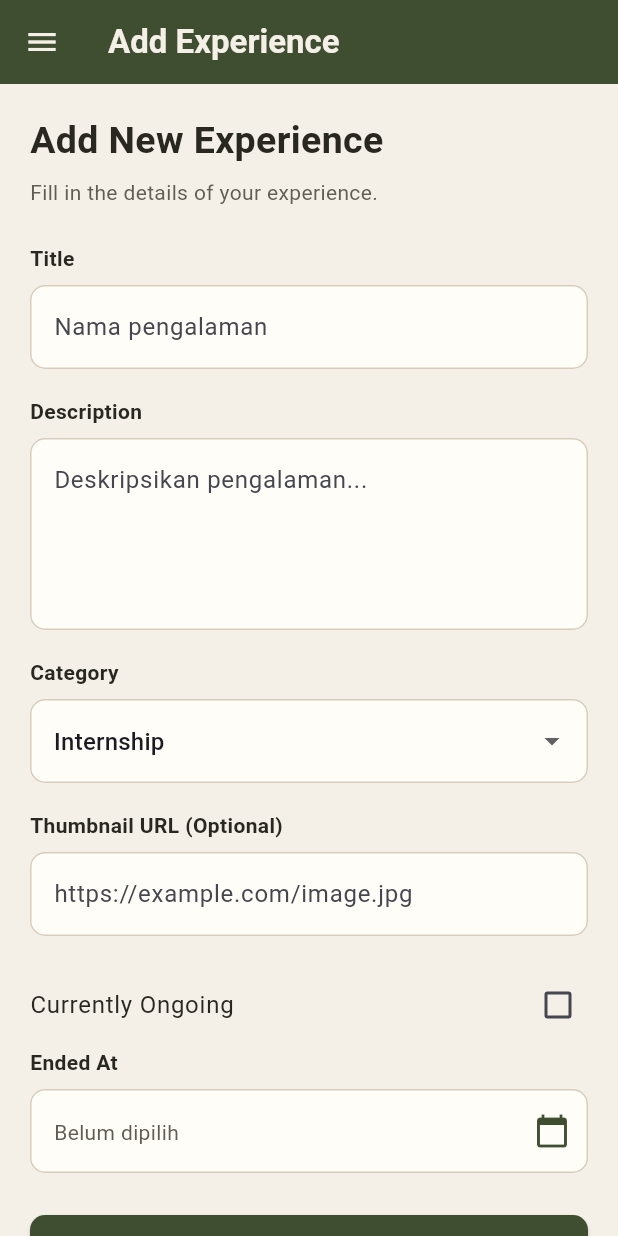
After one commit to mutiamth/myportofolio_mobile, a Flutter app: the ExperienceFormPage screen opened directly, after a tap on "Currently Ongoing", on a phone screen of 412 x 824 dp. The commit adds this screen. Run offline on Flutter 3.47's test engine with Material 3 defaults, Android fonts, the phone set to English and light mode, and no system bars; our stand-ins replace material_ui.

Commit message:
Complete Assignment 8 Experience form and navigation

```diff
--- /dev/null
+++ b/lib/screens/experience_form.dart
@@ -0,0 +1,409 @@
+import 'package:material_ui/material_ui.dart';
+import 'package:myportofolio_mobile/widgets/left_drawer.dart';
+
+class ExperienceFormPage extends StatefulWidget {
+  const ExperienceFormPage({super.key});
+
+  @override
+  State<ExperienceFormPage> createState() =>
+      _ExperienceFormPageState();
+}
+
+class _ExperienceFormPageState extends State<ExperienceFormPage> {
+  final _formKey = GlobalKey<FormState>();
+
+  final TextEditingController _titleController =
+      TextEditingController();
+  final TextEditingController _descriptionController =
+      TextEditingController();
+  final TextEditingController _thumbnailController =
+      TextEditingController();
+
+  String _category = 'Internship';
+  DateTime? _endedAt;
+  bool _isOngoing = true;
+
+  final List<String> _categories = [
+    'Internship',
+    'Research',
+    'Volunteer',
+    'Part-Time',
+    'Full-Time',
+    'Freelance',
+  ];
+
+  @override
+  void dispose() {
+    _titleController.dispose();
+    _descriptionController.dispose();
+    _thumbnailController.dispose();
+    super.dispose();
+  }
+
+  Future<void> _selectEndDate() async {
+    final DateTime? picked = await showDatePicker(
+      context: context,
+      initialDate: DateTime.now(),
+      firstDate: DateTime(1950),
+      lastDate: DateTime.now(),
+    );
+
+    if (picked != null) {
+      setState(() {
+        _endedAt = picked;
+      });
+    }
+  }
+
+  void _showResult() {
+    if (!_formKey.currentState!.validate()) {
+      return;
+    }
+
+    final String title = _titleController.text.trim();
+    final String description =
+        _descriptionController.text.trim();
+    final String thumbnail = _thumbnailController.text.trim();
+
+    showDialog(
+      context: context,
+      builder: (dialogContext) {
+        return AlertDialog(
+          backgroundColor: const Color(0xFFF5F0E7),
+          title: const Text(
+            'Experience berhasil ditambahkan!',
+            style: TextStyle(
+              color: Color(0xFF292820),
+              fontWeight: FontWeight.bold,
+            ),
+          ),
+          content: SingleChildScrollView(
+            child: Column(
+              crossAxisAlignment: CrossAxisAlignment.start,
+              mainAxisSize: MainAxisSize.min,
+              children: [
+                Text('Title: $title'),
+                const SizedBox(height: 8),
+                Text('Description: $description'),
+                const SizedBox(height: 8),
+                Text('Category: $_category'),
+                const SizedBox(height: 8),
+                Text(
+                  'Thumbnail: ${thumbnail.isEmpty ? '-' : thumbnail}',
+                ),
+                const SizedBox(height: 8),
+                Text(
+                  'Status: ${_isOngoing ? 'Sedang berlangsung' : 'Selesai'}',
+                ),
+                if (!_isOngoing && _endedAt != null)
+                  Text(
+                    'Ended At: ${MaterialLocalizations.of(context).formatMediumDate(_endedAt!)}',
+                  ),
+              ],
+            ),
+          ),
+          actions: [
+            TextButton(
+              onPressed: () {
+                Navigator.pop(dialogContext);
+
+                setState(() {
+                  _formKey.currentState!.reset();
+                  _titleController.clear();
+                  _descriptionController.clear();
+                  _thumbnailController.clear();
+                  _category = 'Internship';
+                  _endedAt = null;
+                  _isOngoing = true;
+                });
+              },
+              child: const Text(
+                'OK',
+                style: TextStyle(
+                  color: Color(0xFF3F4D30),
+                ),
+              ),
+            ),
+          ],
+        );
+      },
+    );
+  }
+
+  @override
+  Widget build(BuildContext context) {
+    const ink = Color(0xFF292820);
+    const paper = Color(0xFFF5F0E7);
+    const accentDark = Color(0xFF3F4D30);
+
+    return Scaffold(
+      backgroundColor: paper,
+      appBar: AppBar(
+        title: const Text(
+          'Add Experience',
+          style: TextStyle(
+            color: paper,
+            fontWeight: FontWeight.bold,
+          ),
+        ),
+        backgroundColor: accentDark,
+        foregroundColor: paper,
+      ),
+
+      drawer: const LeftDrawer(),
+
+      body: SingleChildScrollView(
+        padding: const EdgeInsets.all(20),
+        child: Form(
+          key: _formKey,
+          child: Column(
+            crossAxisAlignment: CrossAxisAlignment.start,
+            children: [
+              const Text(
+                'Add New Experience',
+                style: TextStyle(
+                  color: ink,
+                  fontSize: 25,
+                  fontWeight: FontWeight.bold,
+                ),
+              ),
+              const SizedBox(height: 6),
+              const Text(
+                'Fill in the details of your experience.',
+                style: TextStyle(
+                  color: Color(0xFF625D54),
+                ),
+              ),
+              const SizedBox(height: 24),
+
+              // Title
+              _buildLabel('Title'),
+              TextFormField(
+                controller: _titleController,
+                decoration: _inputDecoration(
+                  'Nama pengalaman',
+                ),
+                validator: (value) {
+                  if (value == null || value.trim().isEmpty) {
+                    return 'Title tidak boleh kosong!';
+                  }
+                  return null;
+                },
+              ),
+              const SizedBox(height: 18),
+
+              // Description
+              _buildLabel('Description'),
+              TextFormField(
+                controller: _descriptionController,
+                maxLines: 4,
+                decoration: _inputDecoration(
+                  'Deskripsikan pengalaman...',
+                ),
+                validator: (value) {
+                  if (value == null || value.trim().isEmpty) {
+                    return 'Description tidak boleh kosong!';
+                  }
+                  return null;
+                },
+              ),
+              const SizedBox(height: 18),
+
+              // Category
+              _buildLabel('Category'),
+              DropdownButtonFormField<String>(
+                initialValue: _category,
+                decoration: _inputDecoration(
+                  'Pilih kategori',
+                ),
+                items: _categories.map((category) {
+                  return DropdownMenuItem<String>(
+                    value: category,
+                    child: Text(category),
+                  );
+                }).toList(),
+                validator: (value) {
+                  if (value == null || value.isEmpty) {
+                    return 'Pilih kategori pengalaman!';
+                  }
+                  return null;
+                },
+                onChanged: (value) {
+                  if (value != null) {
+                    setState(() {
+                      _category = value;
+                    });
+                  }
+                },
+              ),
+              const SizedBox(height: 18),
+
+              // Thumbnail URL
+              _buildLabel('Thumbnail URL (Optional)'),
+              TextFormField(
+                controller: _thumbnailController,
+                keyboardType: TextInputType.url,
+                decoration: _inputDecoration(
+                  'https://example.com/image.jpg',
+                ),
+                validator: (value) {
+                  if (value == null || value.trim().isEmpty) {
+                    return null;
+                  }
+
+                  final uri = Uri.tryParse(value.trim());
+
+                  if (uri == null ||
+                      !uri.hasScheme ||
+                      (uri.scheme != 'http' &&
+                          uri.scheme != 'https') ||
+                      uri.host.isEmpty) {
+                    return 'Masukkan URL yang valid!';
+                  }
+
+                  return null;
+                },
+              ),
+              const SizedBox(height: 18),
+
+              // Ongoing status
+              CheckboxListTile(
+                contentPadding: EdgeInsets.zero,
+                activeColor: accentDark,
+                title: const Text(
+                  'Currently Ongoing',
+                  style: TextStyle(color: ink),
+                ),
+                value: _isOngoing,
+                onChanged: (value) {
+                  setState(() {
+                    _isOngoing = value ?? false;
+
+                    if (_isOngoing) {
+                      _endedAt = null;
+                    }
+                  });
+                },
+              ),
+
+              // Ended At
+              if (!_isOngoing) ...[
+                _buildLabel('Ended At'),
+                FormField<DateTime>(
+                  validator: (_) {
+                    if (!_isOngoing && _endedAt == null) {
+                      return 'Tanggal selesai harus dipilih!';
+                    }
+                    return null;
+                  },
+                  builder: (field) {
+                    return Column(
+                      crossAxisAlignment:
+                          CrossAxisAlignment.start,
+                      children: [
+                        InkWell(
+                          onTap: () async {
+                            await _selectEndDate();
+                            field.didChange(_endedAt);
+                          },
+                          child: InputDecorator(
+                            decoration: _inputDecoration(
+                              'Pilih tanggal selesai',
+                            ).copyWith(
+                              errorText: field.errorText,
+                              suffixIcon: const Icon(
+                                Icons.calendar_today,
+                                color: accentDark,
+                              ),
+                            ),
+                            child: Text(
+                              _endedAt == null
+                                  ? 'Belum dipilih'
+                                  : MaterialLocalizations.of(context)
+                                      .formatMediumDate(_endedAt!),
+                              style: TextStyle(
+                                color: _endedAt == null
+                                    ? const Color(0xFF625D54)
+                                    : ink,
+                              ),
+                            ),
+                          ),
+                        ),
+                      ],
+                    );
+                  },
+                ),
+              ],
+
+              const SizedBox(height: 28),
+
+              // Save button
+              SizedBox(
+                width: double.infinity,
+                child: ElevatedButton(
+                  onPressed: _showResult,
+                  style: ElevatedButton.styleFrom(
+                    backgroundColor: accentDark,
+                    foregroundColor: paper,
+                    padding: const EdgeInsets.symmetric(
+                      vertical: 15,
+                    ),
+                    shape: RoundedRectangleBorder(
+                      borderRadius: BorderRadius.circular(10),
+                    ),
+                  ),
+                  child: const Text(
+                    'Save Experience',
+                    style: TextStyle(
+                      fontWeight: FontWeight.bold,
+                    ),
+                  ),
+                ),
+              ),
+            ],
+          ),
+        ),
+      ),
+    );
+  }
+
+  Widget _buildLabel(String label) {
+    return Padding(
+      padding: const EdgeInsets.only(bottom: 8),
+      child: Text(
+        label,
+        style: const TextStyle(
+          color: Color(0xFF292820),
+          fontWeight: FontWeight.w600,
+        ),
+      ),
+    );
+  }
+
+  InputDecoration _inputDecoration(String hint) {
+    return InputDecoration(
+      hintText: hint,
+      filled: true,
+      fillColor: const Color(0xFFFFFDF8),
+      border: OutlineInputBorder(
+        borderRadius: BorderRadius.circular(10),
+        borderSide: const BorderSide(
+          color: Color(0xFFD8CDBD),
+        ),
+      ),
+      enabledBorder: OutlineInputBorder(
+        borderRadius: BorderRadius.circular(10),
+        borderSide: const BorderSide(
+          color: Color(0xFFD8CDBD),
+        ),
+      ),
+      focusedBorder: OutlineInputBorder(
+        borderRadius: BorderRadius.circular(10),
+        borderSide: const BorderSide(
+          color: Color(0xFF65754B),
+          width: 1.5,
+        ),
+      ),
+    );
+  }
+}
--- a/lib/screens/menu.dart
+++ b/lib/screens/menu.dart
@@ -14,6 +14,7 @@ class MyHomePage extends StatelessWidget {
   final List<ItemHomepage> items = [
     ItemHomepage("Lihat Portofolio", Icons.folder, Colors.blue),
     ItemHomepage("Tambah Proyek", Icons.add_circle, Colors.green),
+    ItemHomepage("Tambah Experience", Icons.work_history, Colors.brown),
     ItemHomepage("Logout", Icons.logout, Colors.red),
   ];
 
@@ -36,7 +37,7 @@ class MyHomePage extends StatelessWidget {
       drawer: const LeftDrawer(),
 
       // Body halaman utama
-      body: Padding(
+      body: SingleChildScrollView(
         padding: const EdgeInsets.all(12.0),
         child: Column(
           crossAxisAlignment: CrossAxisAlignment.center,
--- a/lib/widgets/left_drawer.dart
+++ b/lib/widgets/left_drawer.dart
@@ -1,6 +1,7 @@
 import 'package:material_ui/material_ui.dart';
 import 'package:myportofolio_mobile/screens/menu.dart';
 import 'package:myportofolio_mobile/screens/project_form.dart';
+import 'package:myportofolio_mobile/screens/experience_form.dart';
 
 class LeftDrawer extends StatelessWidget {
   const LeftDrawer({super.key});
@@ -64,6 +65,20 @@ class LeftDrawer extends StatelessWidget {
               );
             },
           ),
+
+          // Menu Add Experience
+          ListTile(
+            leading: const Icon(Icons.work_history_outlined),
+            title: const Text('Add Experience'),
+            onTap: () {
+              Navigator.push(
+                context,
+                MaterialPageRoute(
+                  builder: (context) => const ExperienceFormPage(),
+                ),
+              );
+            },
+          ),
         ],
       ),
     );
```
Also changed, not shown: lib/widgets/project_card.dart (+8 -0 lines), 1 other file.
